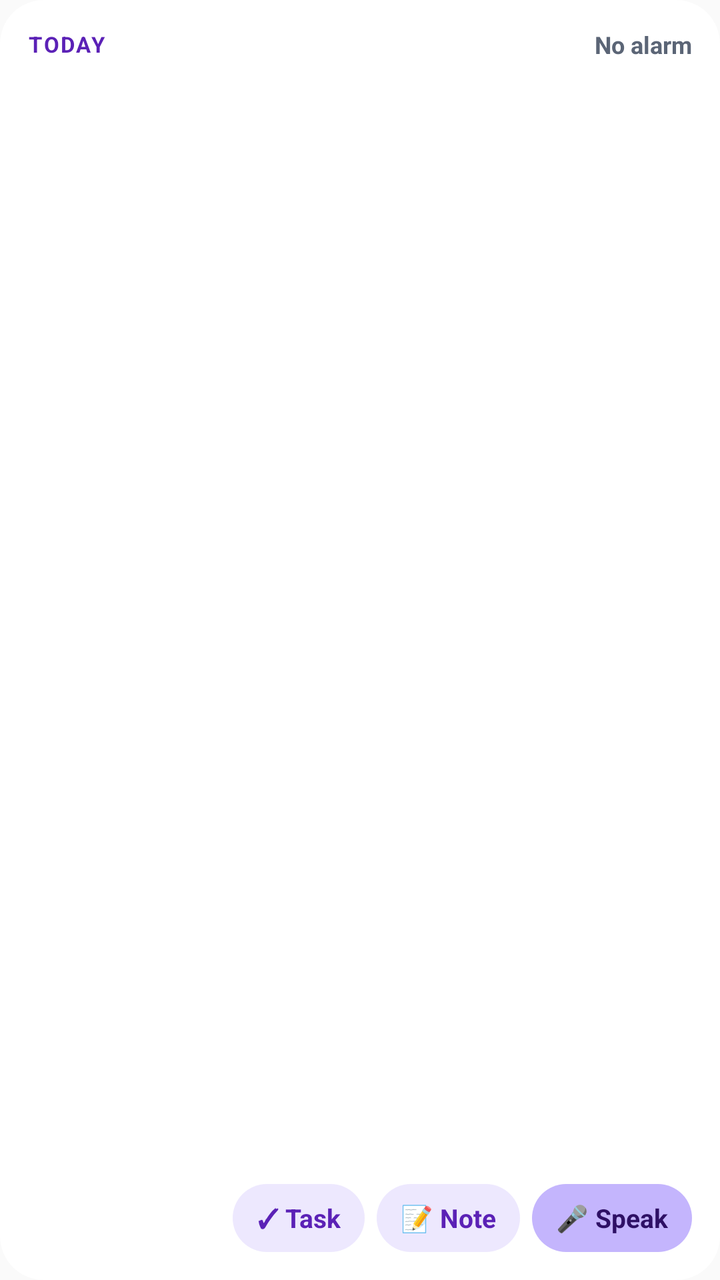
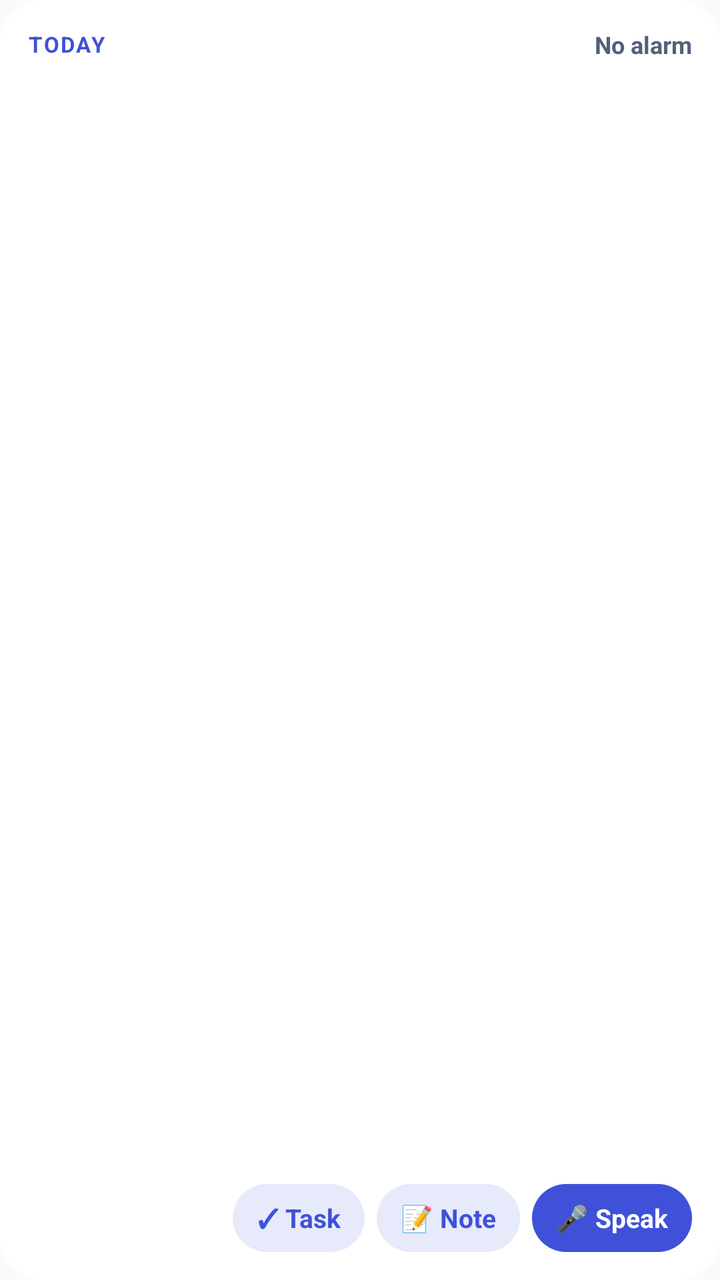

Before-and-after screenshots of an Android layout around one commit, followed by the original layout XML and the change that was made.
<!-- AndroidManifest.xml: application theme AppTheme -->
<!-- res/layout/widget_life.xml -->
<?xml version="1.0" encoding="utf-8"?>
<LinearLayout xmlns:android="http://schemas.android.com/apk/res/android"
    android:id="@+id/l_root"
    android:layout_width="match_parent"
    android:layout_height="match_parent"
    android:background="@drawable/widget_life_bg"
    android:orientation="vertical"
    android:padding="14dp">

    <LinearLayout
        android:layout_width="match_parent"
        android:layout_height="wrap_content"
        android:orientation="horizontal"
        android:gravity="center_vertical">
        <TextView
            android:layout_width="0dp"
            android:layout_height="wrap_content"
            android:layout_weight="1"
            android:text="TODAY"
            android:textColor="#5B21B6"
            android:textSize="11sp"
            android:textStyle="bold"
            android:letterSpacing="0.08" />
        <TextView
            android:id="@+id/l_alarm"
            android:layout_width="wrap_content"
            android:layout_height="wrap_content"
            android:text="No alarm"
            android:textColor="#5B6576"
            android:textSize="12sp"
            android:textStyle="bold" />
    </LinearLayout>

    <TextView android:id="@+id/l_item1" android:layout_width="match_parent" android:layout_height="wrap_content" android:layout_marginTop="6dp" android:maxLines="1" android:ellipsize="end" android:textColor="#111827" android:textSize="14sp" />
    <TextView android:id="@+id/l_item2" android:layout_width="match_parent" android:layout_height="wrap_content" android:layout_marginTop="3dp" android:maxLines="1" android:ellipsize="end" android:textColor="#111827" android:textSize="14sp" />
    <TextView android:id="@+id/l_item3" android:layout_width="match_parent" android:layout_height="wrap_content" android:layout_marginTop="3dp" android:maxLines="1" android:ellipsize="end" android:textColor="#111827" android:textSize="14sp" />
    <TextView android:id="@+id/l_empty" android:layout_width="match_parent" android:layout_height="wrap_content" android:layout_marginTop="6dp" android:textColor="#5B6576" android:textSize="14sp" android:visibility="gone" />

    <View android:layout_width="match_parent" android:layout_height="0dp" android:layout_weight="1" />

    <LinearLayout
        android:layout_width="match_parent"
        android:layout_height="wrap_content"
        android:orientation="horizontal"
        android:gravity="center_vertical">
        <TextView android:id="@+id/l_more" android:layout_width="0dp" android:layout_height="wrap_content" android:layout_weight="1" android:textColor="#5B6576" android:textSize="12sp" />
        <TextView android:id="@+id/l_task" android:layout_width="wrap_content" android:layout_height="34dp" android:gravity="center" android:paddingLeft="12dp" android:paddingRight="12dp" android:background="@drawable/widget_life_btn" android:text="✓ Task" android:textColor="#5B21B6" android:textSize="13sp" android:textStyle="bold" />
        <TextView android:id="@+id/l_note" android:layout_width="wrap_content" android:layout_height="34dp" android:layout_marginLeft="6dp" android:gravity="center" android:paddingLeft="12dp" android:paddingRight="12dp" android:background="@drawable/widget_life_btn" android:text="📝 Note" android:textColor="#5B21B6" android:textSize="13sp" android:textStyle="bold" />
        <TextView android:id="@+id/l_voice" android:layout_width="wrap_content" android:layout_height="34dp" android:layout_marginLeft="6dp" android:gravity="center" android:paddingLeft="12dp" android:paddingRight="12dp" android:background="@drawable/widget_life_btn_on" android:text="🎤 Speak" android:textColor="#2E1065" android:textSize="13sp" android:textStyle="bold" />
    </LinearLayout>
</LinearLayout>
<!-- resources referenced by this layout -->
<resources>
  <!-- drawable widget_life_bg (drawable) -->
  <?xml version="1.0" encoding="utf-8"?>
  <shape xmlns:android="http://schemas.android.com/apk/res/android" android:shape="rectangle">
      <solid android:color="#F7FFFFFF" />
      <corners android:radius="22dp" />
  </shape>
  <!-- drawable widget_life_btn (drawable) -->
  <?xml version="1.0" encoding="utf-8"?>
  <shape xmlns:android="http://schemas.android.com/apk/res/android" android:shape="rectangle">
      <solid android:color="#33A78BFA" />
      <corners android:radius="17dp" />
  </shape>
  <!-- drawable widget_life_btn_on (drawable) -->
  <?xml version="1.0" encoding="utf-8"?>
  <shape xmlns:android="http://schemas.android.com/apk/res/android" android:shape="rectangle">
      <solid android:color="#C4B5FD" />
      <corners android:radius="17dp" />
  </shape>
  <style name="AppTheme" parent="Theme.AppCompat.Light.DarkActionBar">
          
          <item name="colorPrimary">@color/colorPrimary</item>
          <item name="colorPrimaryDark">@color/colorPrimaryDark</item>
          <item name="colorAccent">@color/colorAccent</item>
      </style>
</resources>

<!-- the commit's change to res/layout/widget_life.xml (unified diff, before → after) -->
@@ -17,7 +17,7 @@
             android:layout_height="wrap_content"
             android:layout_weight="1"
             android:text="TODAY"
-            android:textColor="#5B21B6"
+            android:textColor="#3F51D9"
             android:textSize="11sp"
             android:textStyle="bold"
             android:letterSpacing="0.08" />
@@ -26,15 +26,15 @@
             android:layout_width="wrap_content"
             android:layout_height="wrap_content"
             android:text="No alarm"
-            android:textColor="#5B6576"
+            android:textColor="#52607A"
             android:textSize="12sp"
             android:textStyle="bold" />
     </LinearLayout>
 
-    <TextView android:id="@+id/l_item1" android:layout_width="match_parent" android:layout_height="wrap_content" android:layout_marginTop="6dp" android:maxLines="1" android:ellipsize="end" android:textColor="#111827" android:textSize="14sp" />
-    <TextView android:id="@+id/l_item2" android:layout_width="match_parent" android:layout_height="wrap_content" android:layout_marginTop="3dp" android:maxLines="1" android:ellipsize="end" android:textColor="#111827" android:textSize="14sp" />
-    <TextView android:id="@+id/l_item3" android:layout_width="match_parent" android:layout_height="wrap_content" android:layout_marginTop="3dp" android:maxLines="1" android:ellipsize="end" android:textColor="#111827" android:textSize="14sp" />
-    <TextView android:id="@+id/l_empty" android:layout_width="match_parent" android:layout_height="wrap_content" android:layout_marginTop="6dp" android:textColor="#5B6576" android:textSize="14sp" android:visibility="gone" />
+    <TextView android:id="@+id/l_item1" android:layout_width="match_parent" android:layout_height="wrap_content" android:layout_marginTop="6dp" android:maxLines="1" android:ellipsize="end" android:textColor="#182345" android:textSize="14sp" />
+    <TextView android:id="@+id/l_item2" android:layout_width="match_parent" android:layout_height="wrap_content" android:layout_marginTop="3dp" android:maxLines="1" android:ellipsize="end" android:textColor="#182345" android:textSize="14sp" />
+    <TextView android:id="@+id/l_item3" android:layout_width="match_parent" android:layout_height="wrap_content" android:layout_marginTop="3dp" android:maxLines="1" android:ellipsize="end" android:textColor="#182345" android:textSize="14sp" />
+    <TextView android:id="@+id/l_empty" android:layout_width="match_parent" android:layout_height="wrap_content" android:layout_marginTop="6dp" android:textColor="#52607A" android:textSize="14sp" android:visibility="gone" />
 
     <View android:layout_width="match_parent" android:layout_height="0dp" android:layout_weight="1" />
 
@@ -43,9 +43,9 @@
         android:layout_height="wrap_content"
         android:orientation="horizontal"
         android:gravity="center_vertical">
-        <TextView android:id="@+id/l_more" android:layout_width="0dp" android:layout_height="wrap_content" android:layout_weight="1" android:textColor="#5B6576" android:textSize="12sp" />
-        <TextView android:id="@+id/l_task" android:layout_width="wrap_content" android:layout_height="34dp" android:gravity="center" android:paddingLeft="12dp" android:paddingRight="12dp" android:background="@drawable/widget_life_btn" android:text="✓ Task" android:textColor="#5B21B6" android:textSize="13sp" android:textStyle="bold" />
-        <TextView android:id="@+id/l_note" android:layout_width="wrap_content" android:layout_height="34dp" android:layout_marginLeft="6dp" android:gravity="center" android:paddingLeft="12dp" android:paddingRight="12dp" android:background="@drawable/widget_life_btn" android:text="📝 Note" android:textColor="#5B21B6" android:textSize="13sp" android:textStyle="bold" />
-        <TextView android:id="@+id/l_voice" android:layout_width="wrap_content" android:layout_height="34dp" android:layout_marginLeft="6dp" android:gravity="center" android:paddingLeft="12dp" android:paddingRight="12dp" android:background="@drawable/widget_life_btn_on" android:text="🎤 Speak" android:textColor="#2E1065" android:textSize="13sp" android:textStyle="bold" />
+        <TextView android:id="@+id/l_more" android:layout_width="0dp" android:layout_height="wrap_content" android:layout_weight="1" android:textColor="#52607A" android:textSize="12sp" />
+        <TextView android:id="@+id/l_task" android:layout_width="wrap_content" android:layout_height="34dp" android:gravity="center" android:paddingLeft="12dp" android:paddingRight="12dp" android:background="@drawable/widget_life_btn" android:text="✓ Task" android:textColor="#3F51D9" android:textSize="13sp" android:textStyle="bold" />
+        <TextView android:id="@+id/l_note" android:layout_width="wrap_content" android:layout_height="34dp" android:layout_marginLeft="6dp" android:gravity="center" android:paddingLeft="12dp" android:paddingRight="12dp" android:background="@drawable/widget_life_btn" android:text="📝 Note" android:textColor="#3F51D9" android:textSize="13sp" android:textStyle="bold" />
+        <TextView android:id="@+id/l_voice" android:layout_width="wrap_content" android:layout_height="34dp" android:layout_marginLeft="6dp" android:gravity="center" android:paddingLeft="12dp" android:paddingRight="12dp" android:background="@drawable/widget_life_btn_on" android:text="🎤 Speak" android:textColor="#FFFFFF" android:textSize="13sp" android:textStyle="bold" />
     </LinearLayout>
 </LinearLayout>
<!-- resource entries referenced after the edit -->
@@ -9,13 +9,13 @@
   <!-- drawable widget_life_btn (drawable) -->
   <?xml version="1.0" encoding="utf-8"?>
   <shape xmlns:android="http://schemas.android.com/apk/res/android" android:shape="rectangle">
-      <solid android:color="#33A78BFA" />
+      <solid android:color="#1F3F51D9" />
       <corners android:radius="17dp" />
   </shape>
   <!-- drawable widget_life_btn_on (drawable) -->
   <?xml version="1.0" encoding="utf-8"?>
   <shape xmlns:android="http://schemas.android.com/apk/res/android" android:shape="rectangle">
-      <solid android:color="#C4B5FD" />
+      <solid android:color="#3F51D9" />
       <corners android:radius="17dp" />
   </shape>
   <style name="AppTheme" parent="Theme.AppCompat.Light.DarkActionBar">
